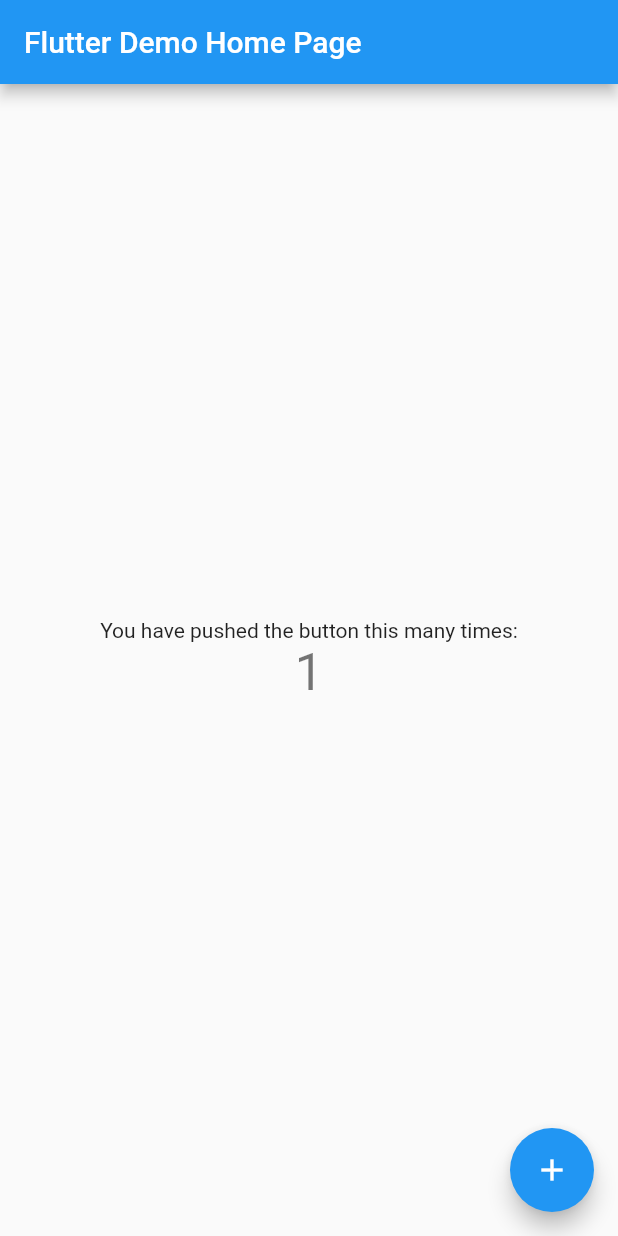
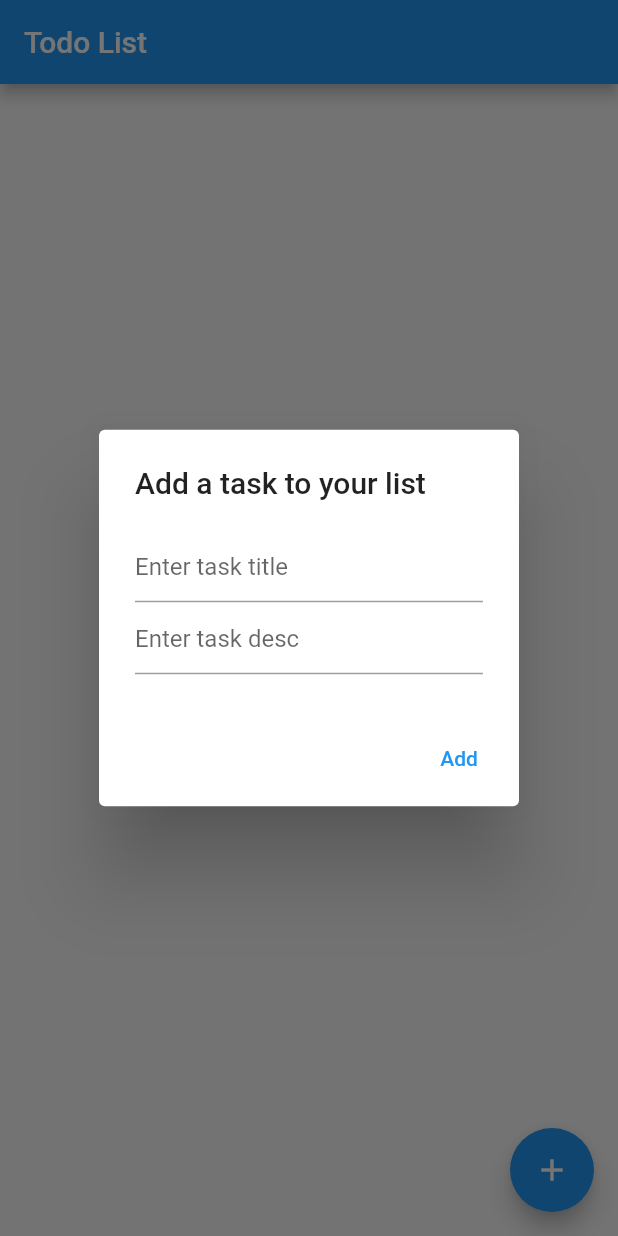
Before and after one commit to putrautama007/todo_list_app, a Flutter app: the screen it shows after launch, after a tap on the "add" icon, on a phone screen of 412 x 824 dp. Run offline on Flutter 3.47's test engine with Material 2 defaults, Android fonts, the phone set to English and light mode, and no system bars; our stand-ins replace bloc, equatable, flutter_bloc, moor_flutter; generated files the repository leaves out were written again.

Commit message:
feat: add example moor

```diff
--- /dev/null
+++ b/lib/bloc/todo_bloc.dart
@@ -0,0 +1,59 @@
+import 'package:bloc/bloc.dart';
+
+import 'package:todo_list_app/bloc/todo_event.dart';
+import 'package:todo_list_app/bloc/todo_state.dart';
+import 'package:todo_list_app/local_database/database.dart';
+
+class TodoBloc extends Bloc<TodoEvent, TodoState> {
+  final AppDatabase appDatabase;
+
+  TodoBloc({required this.appDatabase}) : super(Initial()) {
+    on<InsertTodo>(
+      (event, emit) async {
+        try {
+          await appDatabase.todoDao.insertTodo(event.data);
+          emit(const Success(message: "Insert Success"));
+        } catch (e) {
+          emit(Error(message: e.toString()));
+        }
+      },
+    );
+
+    on<GetAllTodo>(
+      (_, emit) async {
+        try {
+          final List<TodoData> todo = await appDatabase.todoDao.getAllTodo();
+          if (todo.isEmpty) {
+            emit(const NoData(message: "Todo Empty"));
+          } else {
+            emit(HasData(data: todo));
+          }
+        } catch (e) {
+          emit(Error(message: e.toString()));
+        }
+      },
+    );
+
+    on<UpdateTodo>(
+      (event, emit) async {
+        try {
+          await appDatabase.todoDao.updateTodo(event.data);
+          emit(const Success(message: "Update Success"));
+        } catch (e) {
+          emit(Error(message: e.toString()));
+        }
+      },
+    );
+
+    on<DeleteTodo>(
+      (event, emit) async {
+        try {
+          await appDatabase.todoDao.deleteTodo(event.data);
+          emit(const Success(message: "Delete Success"));
+        } catch (e) {
+          emit(Error(message: e.toString()));
+        }
+      },
+    );
+  }
+}
--- /dev/null
+++ b/lib/bloc/todo_event.dart
@@ -0,0 +1,38 @@
+import 'package:equatable/equatable.dart';
+import 'package:todo_list_app/local_database/database.dart';
+
+abstract class TodoEvent extends Equatable {
+  const TodoEvent();
+
+  @override
+  List<Object> get props => [];
+}
+
+class InsertTodo extends TodoEvent {
+  final TodoData data;
+
+  const InsertTodo({required this.data});
+
+  @override
+  List<Object> get props => [data];
+}
+
+class GetAllTodo extends TodoEvent {}
+
+class UpdateTodo extends TodoEvent {
+  final TodoData data;
+
+  const UpdateTodo({required this.data});
+
+  @override
+  List<Object> get props => [data];
+}
+
+class DeleteTodo extends TodoEvent {
+  final TodoData data;
+
+  const DeleteTodo({required this.data});
+
+  @override
+  List<Object> get props => [data];
+}
--- /dev/null
+++ b/lib/bloc/todo_state.dart
@@ -0,0 +1,47 @@
+import 'package:equatable/equatable.dart';
+import 'package:todo_list_app/local_database/database.dart';
+
+abstract class TodoState extends Equatable {
+  const TodoState();
+
+  @override
+  List<Object> get props => [];
+}
+
+class Initial extends TodoState {}
+
+class Error extends TodoState {
+  final String message;
+
+  const Error({required this.message});
+
+  @override
+  List<Object> get props => [message];
+}
+
+class Success extends TodoState {
+  final String message;
+
+  const Success({required this.message});
+
+  @override
+  List<Object> get props => [message];
+}
+
+class NoData extends TodoState {
+  final String message;
+
+  const NoData({required this.message});
+
+  @override
+  List<Object> get props => [message];
+}
+
+class HasData extends TodoState {
+  final List<TodoData> data;
+
+  const HasData({required this.data});
+
+  @override
+  List<Object> get props => [data];
+}
--- /dev/null
+++ b/lib/local_database/database.dart
@@ -0,0 +1,15 @@
+import 'package:moor_flutter/moor_flutter.dart';
+import 'package:todo_list_app/local_database/todo_dao.dart';
+import 'todo_table.dart';
+
+part 'database.g.dart';
+
+@UseMoor(tables: [Todo], daos: [TodoDao])
+class AppDatabase extends _$AppDatabase {
+  AppDatabase()
+      : super(FlutterQueryExecutor.inDatabaseFolder(
+      path: 'db.sqlite', logStatements: true));
+
+  @override
+  int get schemaVersion => 1;
+}
--- /dev/null
+++ b/lib/local_database/todo_dao.dart
@@ -0,0 +1,19 @@
+import 'package:moor_flutter/moor_flutter.dart';
+import 'package:todo_list_app/local_database/database.dart';
+import 'package:todo_list_app/local_database/todo_table.dart';
+
+part 'todo_dao.g.dart';
+
+@UseDao(tables: [Todo])
+class TodoDao extends DatabaseAccessor<AppDatabase> with _$TodoDaoMixin {
+  TodoDao(AppDatabase db) : super(db);
+
+  Future insertTodo(TodoData data) =>
+      into(todo).insert(data, mode: InsertMode.insertOrReplace);
+
+  Future<List<TodoData>> getAllTodo() => select(todo).get();
+
+  Future updateTodo(TodoData data) => update(todo).replace(data);
+
+  Future deleteTodo(TodoData data) => delete(todo).delete(data);
+}
--- /dev/null
+++ b/lib/local_database/todo_table.dart
@@ -0,0 +1,9 @@
+import 'package:moor_flutter/moor_flutter.dart';
+
+class Todo extends Table {
+  IntColumn get id => integer().autoIncrement().nullable()();
+
+  TextColumn get title => text()();
+
+  TextColumn get description => text()();
+}
--- a/lib/main.dart
+++ b/lib/main.dart
@@ -1,4 +1,8 @@
 import 'package:flutter/material.dart';
+import 'package:flutter_bloc/flutter_bloc.dart';
+import 'package:todo_list_app/bloc/todo_bloc.dart';
+import 'package:todo_list_app/local_database/database.dart';
+import 'package:todo_list_app/ui/todo_screen.dart';
 
 void main() {
   runApp(const MyApp());
@@ -7,109 +11,18 @@ void main() {
 class MyApp extends StatelessWidget {
   const MyApp({Key? key}) : super(key: key);
 
-  // This widget is the root of your application.
   @override
   Widget build(BuildContext context) {
-    return MaterialApp(
-      title: 'Flutter Demo',
-      theme: ThemeData(
-        // This is the theme of your application.
-        //
-        // Try running your application with "flutter run". You'll see the
-        // application has a blue toolbar. Then, without quitting the app, try
-        // changing the primarySwatch below to Colors.green and then invoke
-        // "hot reload" (press "r" in the console where you ran "flutter run",
-        // or simply save your changes to "hot reload" in a Flutter IDE).
-        // Notice that the counter didn't reset back to zero; the application
-        // is not restarted.
-        primarySwatch: Colors.blue,
+    return BlocProvider(
+      create: (context) => TodoBloc(appDatabase: AppDatabase()),
+      child: MaterialApp(
+        title: 'Todo Demo',
+        theme: ThemeData(
+          primarySwatch: Colors.blue,
+          visualDensity: VisualDensity.adaptivePlatformDensity,
+        ),
+        home: const TodoScreen(),
       ),
-      home: const MyHomePage(title: 'Flutter Demo Home Page'),
     );
   }
 }
-
-class MyHomePage extends StatefulWidget {
-  const MyHomePage({Key? key, required this.title}) : super(key: key);
-
-  // This widget is the home page of your application. It is stateful, meaning
-  // that it has a State object (defined below) that contains fields that affect
-  // how it looks.
-
-  // This class is the configuration for the state. It holds the values (in this
-  // case the title) provided by the parent (in this case the App widget) and
-  // used by the build method of the State. Fields in a Widget subclass are
-  // always marked "final".
-
-  final String title;
-
-  @override
-  State<MyHomePage> createState() => _MyHomePageState();
-}
-
-class _MyHomePageState extends State<MyHomePage> {
-  int _counter = 0;
-
-  void _incrementCounter() {
-    setState(() {
-      // This call to setState tells the Flutter framework that something has
-      // changed in this State, which causes it to rerun the build method below
-      // so that the display can reflect the updated values. If we changed
-      // _counter without calling setState(), then the build method would not be
-      // called again, and so nothing would appear to happen.
-      _counter++;
-    });
-  }
-
-  @override
-  Widget build(BuildContext context) {
-    // This method is rerun every time setState is called, for instance as done
-    // by the _incrementCounter method above.
-    //
-    // The Flutter framework has been optimized to make rerunning build methods
-    // fast, so that you can just rebuild anything that needs updating rather
-    // than having to individually change instances of widgets.
-    return Scaffold(
-      appBar: AppBar(
-        // Here we take the value from the MyHomePage object that was created by
-        // the App.build method, and use it to set our appbar title.
-        title: Text(widget.title),
-      ),
-      body: Center(
-        // Center is a layout widget. It takes a single child and positions it
-        // in the middle of the parent.
-        child: Column(
-          // Column is also a layout widget. It takes a list of children and
-          // arranges them vertically. By default, it sizes itself to fit its
-          // children horizontally, and tries to be as tall as its parent.
-          //
-          // Invoke "debug painting" (press "p" in the console, choose the
-          // "Toggle Debug Paint" action from the Flutter Inspector in Android
-          // Studio, or the "Toggle Debug Paint" command in Visual Studio Code)
-          // to see the wireframe for each widget.
-          //
-          // Column has various properties to control how it sizes itself and
-          // how it positions its children. Here we use mainAxisAlignment to
-          // center the children vertically; the main axis here is the vertical
-          // axis because Columns are vertical (the cross axis would be
-          // horizontal).
-          mainAxisAlignment: MainAxisAlignment.center,
-          children: <Widget>[
-            const Text(
-              'You have pushed the button this many times:',
-            ),
-            Text(
-              '$_counter',
-              style: Theme.of(context).textTheme.headline4,
-            ),
-          ],
-        ),
-      ),
-      floatingActionButton: FloatingActionButton(
-        onPressed: _incrementCounter,
-        tooltip: 'Increment',
-        child: const Icon(Icons.add),
-      ), // This trailing comma makes auto-formatting nicer for build methods.
-    );
-  }
-}
--- /dev/null
+++ b/lib/ui/todo_screen.dart
@@ -0,0 +1,133 @@
+import 'package:flutter/material.dart';
+import 'package:flutter_bloc/flutter_bloc.dart';
+import 'package:todo_list_app/bloc/todo_bloc.dart';
+import 'package:todo_list_app/bloc/todo_event.dart';
+import 'package:todo_list_app/bloc/todo_state.dart';
+import 'package:todo_list_app/local_database/database.dart';
+import 'package:todo_list_app/widget/card/card_todo.dart';
+import 'package:todo_list_app/widget/snackbar/custom_snackbar.dart';
+
+class TodoScreen extends StatefulWidget {
+  const TodoScreen({Key? key}) : super(key: key);
+
+  @override
+  _TodoScreenState createState() => _TodoScreenState();
+}
+
+class _TodoScreenState extends State<TodoScreen> {
+  final _titleController = TextEditingController();
+  final _descController = TextEditingController();
+
+  Future<Future> _displayDialog(
+      BuildContext context, bool isUpdate, TodoData? data) async {
+    if (data == null) {
+      _titleController.text = "";
+      _descController.text = "";
+    } else {
+      _titleController.text = data.title;
+      _descController.text = data.description;
+    }
+    return showDialog(
+      context: context,
+      builder: (BuildContext context) {
+        return AlertDialog(
+          title: const Text('Add a task to your list'),
+          content: Column(
+            mainAxisSize: MainAxisSize.min,
+            children: [
+              TextField(
+                controller: _titleController,
+                decoration: const InputDecoration(hintText: 'Enter task title'),
+              ),
+              TextField(
+                controller: _descController,
+                decoration: const InputDecoration(hintText: 'Enter task desc'),
+              ),
+            ],
+          ),
+          actions: <Widget>[
+            TextButton(
+              child: isUpdate ? const Text("Update") : const Text("Add"),
+              onPressed: () {
+                Navigator.pop(context);
+                if (isUpdate) {
+                  context.read<TodoBloc>().add(UpdateTodo(
+                          data: TodoData(
+                        id: data!.id,
+                        title: _titleController.text,
+                        description: _descController.text,
+                      )));
+                } else {
+                  context.read<TodoBloc>().add(InsertTodo(
+                          data: TodoData(
+                        title: _titleController.text,
+                        description: _descController.text,
+                      )));
+                }
+              },
+            ),
+          ],
+        );
+      },
+    );
+  }
+
+  @override
+  void initState() {
+    super.initState();
+    context.read<TodoBloc>().add(GetAllTodo());
+  }
+
+  @override
+  void dispose() {
+    _titleController.dispose();
+    _descController.dispose();
+    super.dispose();
+  }
+
+  @override
+  Widget build(BuildContext context) {
+    return Scaffold(
+      appBar: AppBar(
+        title: const Text("Todo List"),
+      ),
+      floatingActionButton: FloatingActionButton(
+        child: const Icon(Icons.add),
+        onPressed: () => _displayDialog(context, false, null),
+      ),
+      body: BlocListener<TodoBloc, TodoState>(
+        listener: (context, state) {
+          if (state is Success) {
+            CustomSnackBar.showSuccess(state.message, context);
+            context.read<TodoBloc>().add(GetAllTodo());
+          } else if (state is Error) {
+            CustomSnackBar.showError(state.message, context);
+          }
+        },
+        child: Center(
+          child: BlocBuilder<TodoBloc, TodoState>(
+            builder: (context, state) {
+              if (state is HasData) {
+                return ListView.builder(
+                  itemCount: state.data.length,
+                  itemBuilder: (context, index) => CardTodo(
+                    index: index,
+                    data: state.data[index],
+                    editPressed: () =>
+                        _displayDialog(context, true, state.data[index]),
+                  ),
+                );
+              } else if (state is NoData) {
+                return Text(state.message);
+              } else if (state is Error) {
+                return Text(state.message);
+              } else {
+                return const Text("No State");
+              }
+            },
+          ),
+        ),
+      ),
+    );
+  }
+}
--- a/pubspec.yaml
+++ b/pubspec.yaml
@@ -34,6 +34,9 @@ dependencies:
   # The following adds the Cupertino Icons font to your application.
   # Use with the CupertinoIcons class for iOS style icons.
   cupertino_icons: ^1.0.2
+  equatable: ^2.0.3
+  flutter_bloc: ^8.0.1
+  moor_flutter: ^4.0.0
 
 dev_dependencies:
   flutter_test:
@@ -45,6 +48,8 @@ dev_dependencies:
   # package. See that file for information about deactivating specific lint
   # rules and activating additional ones.
   flutter_lints: ^1.0.0
+  moor_generator: ^4.6.0+1
+  build_runner: ^2.1.7
 
 # For information on the generic Dart part of this file, see the
 # following page: https://dart.dev/tools/pub/pubspec
```
Also changed, not shown: lib/widget/card/card_todo.dart (added, +49 -0 lines), lib/widget/snackbar/custom_snackbar.dart (added, +17 -0 lines), 2 other files.
